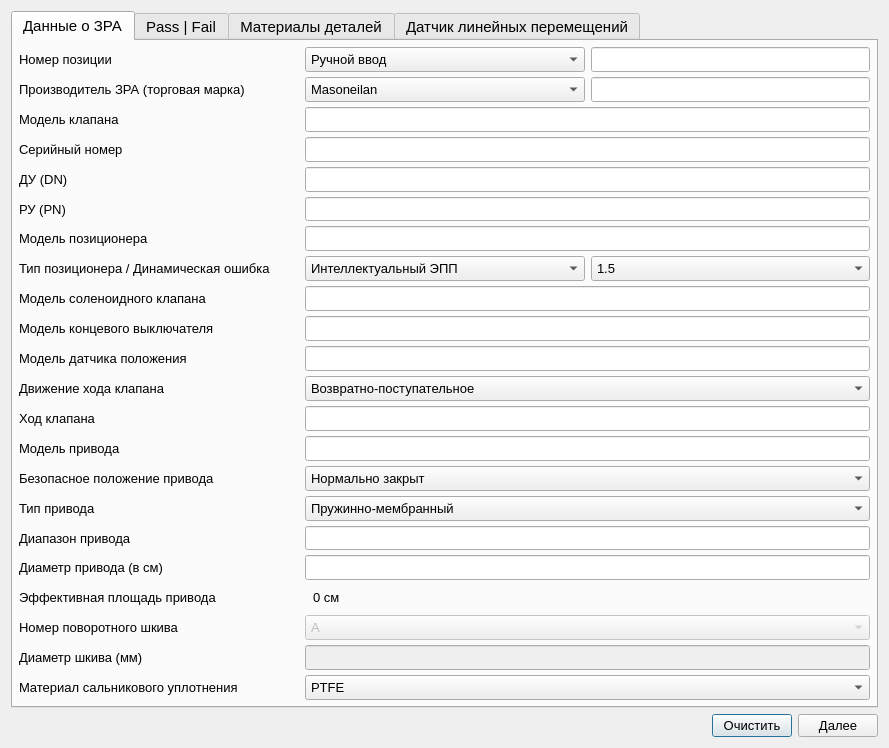
Rekvim/MpiSdkGeneral, file Src/Gui/Setup/ValveWindow/ValveWindow.ui: the form before one commit.
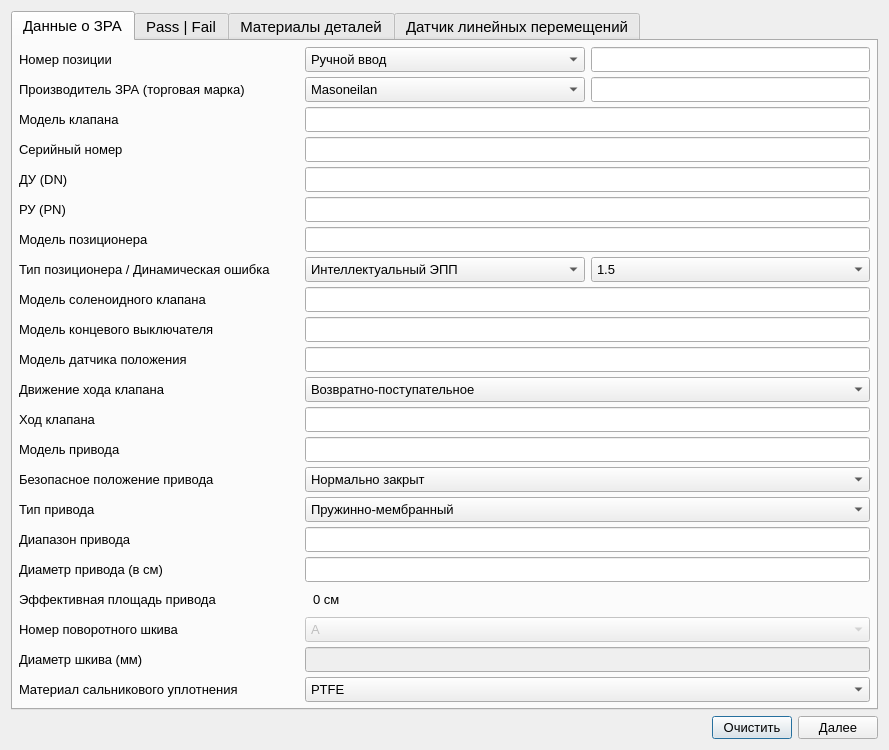
The form after the commit. The open tabs and pages were chosen to show the change.

What changed in the file:
```diff
--- a/Src/Gui/Setup/ValveWindow/ValveWindow.ui
+++ b/Src/Gui/Setup/ValveWindow/ValveWindow.ui
@@ -7,7 +7,7 @@
     <x>0</x>
     <y>0</y>
     <width>889</width>
-    <height>748</height>
+    <height>750</height>
    </rect>
   </property>
   <property name="sizePolicy">
```
Left out of the diff: 2 changed lines with no effect on the pictures.
